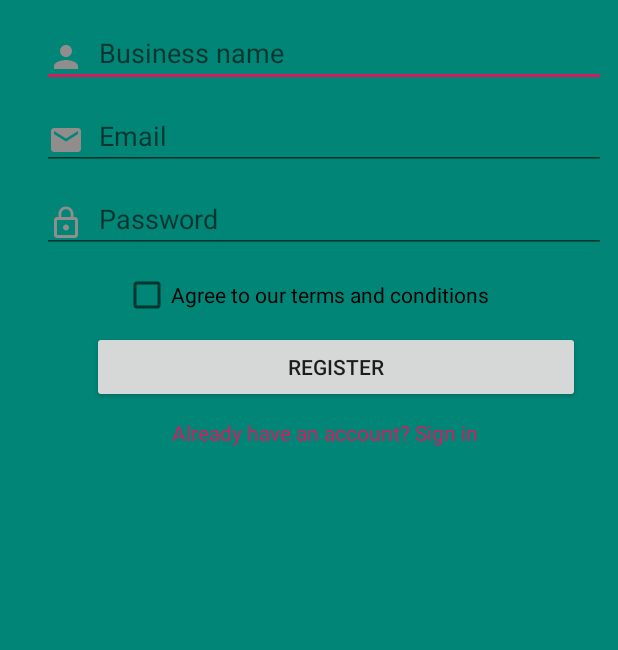
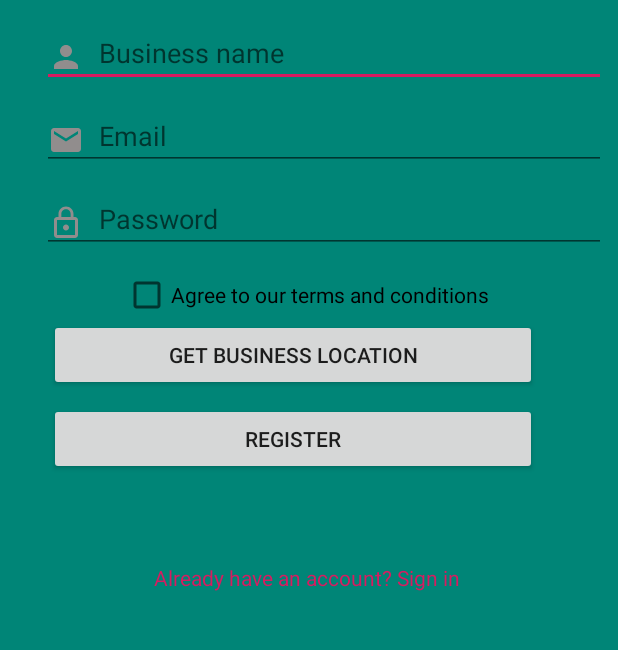
Before and after one commit to JerryNyoike/igasvendor, an Android app: the RegisterActivity screen opened directly, with no data from a screen before it, on a phone screen of 412 x 824 dp, the part 246-896 px from its top. Run offline under Robolectric (Android 15) with nearby library versions, the phone set to English and light mode, and no system bars; our stand-ins replace CircleImageView, Firebase (no records; nobody signed in at launch, a user with empty details on screens opened directly).

Commit message:
Added functionality to take business location during registreation

```diff
--- a/app/src/main/AndroidManifest.xml
+++ b/app/src/main/AndroidManifest.xml
@@ -1,7 +1,9 @@
 <?xml version="1.0" encoding="utf-8"?>
 <manifest xmlns:android="http://schemas.android.com/apk/res/android"
     package="codegreed_devs.com.igasvendor">
-<uses-permission android:name="android.permission.ACCESS_FINE_LOCATION" />
+    <uses-permission android:name="android.permission.INTERNET" />
+    <uses-permission android:name="android.permission.ACCESS_FINE_LOCATION" />
+    <uses-permission android:name="android.permission.ACCESS_COARSE_LOCATION" />
     <application
         android:allowBackup="true"
         android:icon="@mipmap/ic_launcher"
--- a/app/src/main/java/codegreed_devs/com/igasvendor/ui/Home.java
+++ b/app/src/main/java/codegreed_devs/com/igasvendor/ui/Home.java
@@ -19,6 +19,8 @@ public class Home extends AppCompatActivity {
         Toolbar toolbar = (Toolbar)findViewById(R.id.toolbar);
         setSupportActionBar(toolbar);
 
+
+
     }
 
     @Override
--- a/app/src/main/res/layout/activity_register.xml
+++ b/app/src/main/res/layout/activity_register.xml
@@ -87,35 +87,46 @@
         app:layout_constraintTop_toBottomOf="@+id/reg_password" />
 
     <Button
+        android:id="@+id/fetch_location"
+        android:text="@string/get_business_location"
+        android:layout_width="325dp"
+        android:layout_height="wrap_content"
+        android:layout_marginStart="8dp"
+        android:layout_marginEnd="8dp"
+        app:layout_constraintEnd_toEndOf="parent"
+        app:layout_constraintHorizontal_bias="0.086"
+        app:layout_constraintStart_toStartOf="@+id/guideline3"
+        app:layout_constraintTop_toBottomOf="@+id/checkboxTerms" />
+
+    <Button
         android:id="@+id/btn_register"
         android:layout_width="325dp"
         android:layout_height="wrap_content"
         android:layout_marginStart="8dp"
         android:layout_marginTop="8dp"
         android:layout_marginEnd="8dp"
-        android:layout_marginBottom="8dp"
         android:text="@string/register"
-        app:layout_constraintBottom_toTopOf="@+id/sign_in"
         app:layout_constraintEnd_toEndOf="parent"
-        app:layout_constraintHorizontal_bias="0.652"
+        app:layout_constraintHorizontal_bias="0.086"
         app:layout_constraintStart_toStartOf="@+id/guideline"
-        app:layout_constraintTop_toBottomOf="@+id/checkboxTerms"
-        app:layout_constraintVertical_bias="0.0" />
+        app:layout_constraintTop_toBottomOf="@+id/fetch_location" />
 
 
     <TextView
         android:id="@+id/sign_in"
         android:layout_width="wrap_content"
         android:layout_height="wrap_content"
+        android:layout_marginTop="10dp"
+        android:layout_marginBottom="8dp"
         android:text="@string/signIn"
         android:textAlignment="center"
         android:textColor="@color/colorAccent"
-        tools:layout_editor_absoluteX="110dp"
-        tools:layout_editor_absoluteY="448dp"
-        android:layout_marginTop="10dp"
+        app:layout_constraintBottom_toBottomOf="parent"
         app:layout_constraintEnd_toEndOf="parent"
+        app:layout_constraintHorizontal_bias="0.437"
         app:layout_constraintStart_toStartOf="@+id/guideline3"
-        app:layout_constraintTop_toBottomOf="@+id/btn_register" />
+        app:layout_constraintTop_toBottomOf="@+id/btn_register"
+        app:layout_constraintVertical_bias="0.16" />
 
     <ProgressBar
         android:id="@+id/registering"
--- a/app/src/main/res/values/strings.xml
+++ b/app/src/main/res/values/strings.xml
@@ -8,4 +8,9 @@
     <string name="signIn">Already have an account? Sign in</string>
     <string name="login">Login</string>
     <string name="don_t_have_an_account">Don\'t have an account?Sign Up</string>
+    <string name="address_found">Found an address </string>
+    <string name="no_address_found">No addresses</string>
+    <string name="invalid_lat_long_used">Invalid latitude longitude pair</string>
+    <string name="service_not_availbale">Service not available</string>
+    <string name="get_business_location">Get business location</string>
 </resources>
```
Also changed, not shown: app/src/main/java/codegreed_devs/com/igasvendor/Models/Vendor.java (added, +48 -0 lines), app/src/main/java/codegreed_devs/com/igasvendor/services/FetchAddressIntentService.java (+57 -1 lines), app/src/main/java/codegreed_devs/com/igasvendor/ui/RegisterActivity.java (+179 -42 lines).
